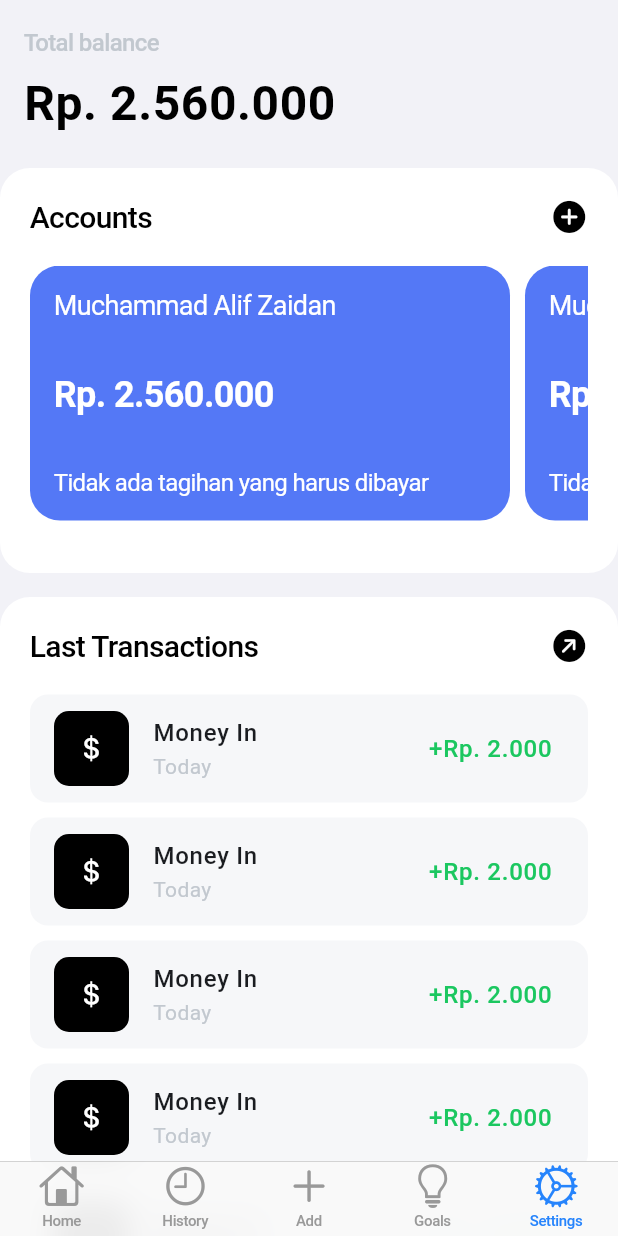
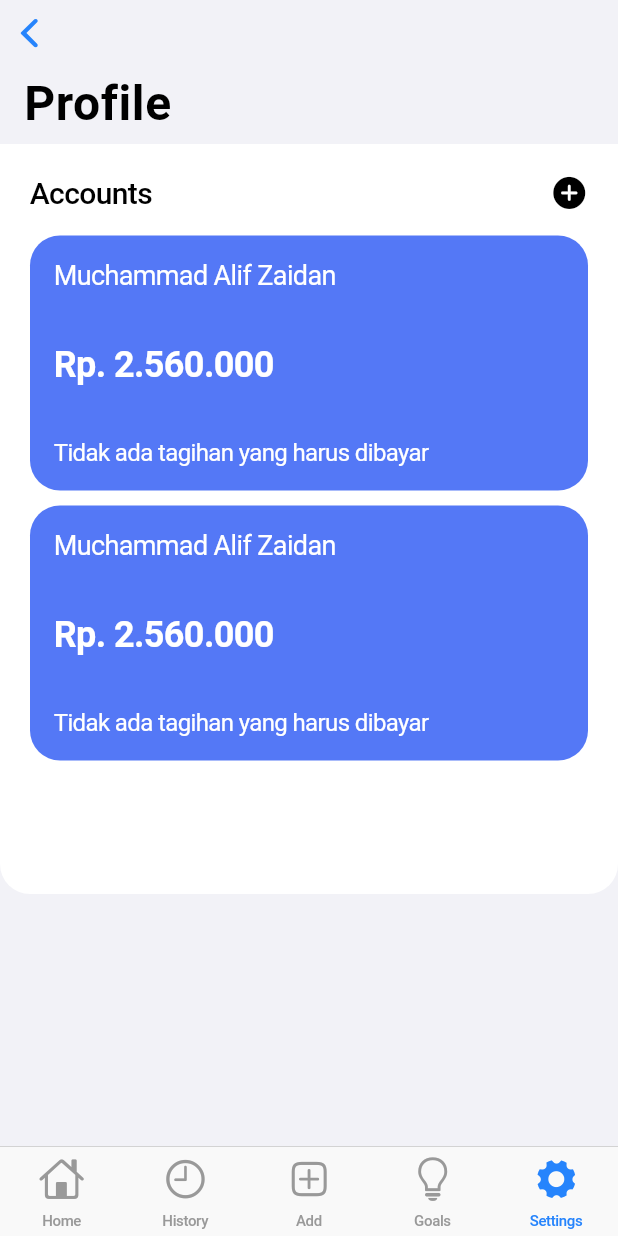
Before and after one commit to alifzaidan/ourmoy, a Flutter app: the screen it shows after launch, item 5 of the bottom bar chosen, after a tap on "Profile", on a phone screen of 412 x 824 dp. Run offline on Flutter 3.47's test engine with Material 3 defaults, Android fonts, the phone set to English and light mode, and no system bars; our stand-ins replace google_fonts.

Commit message:
add transaction and profile screen

```diff
--- a/lib/main.dart
+++ b/lib/main.dart
@@ -2,7 +2,9 @@ import 'package:flutter/cupertino.dart';
 import 'package:ourmoy/screens/goals_screen.dart';
 import 'package:ourmoy/screens/history_screen.dart';
 import 'package:ourmoy/screens/navigation.dart';
+import 'package:ourmoy/screens/profile_screen.dart';
 import 'package:ourmoy/screens/settings_screen.dart';
+import 'package:ourmoy/screens/transaction_screen.dart';
 
 void main() {
   runApp(const MyApp());
@@ -25,8 +27,10 @@ class MyApp extends StatelessWidget {
       routes: {
         '/': (context) => const Navigation(),
         '/history': (context) => const HistoryScreen(),
+        '/transaction': (context) => const TransactionScreen(),
         '/goals': (context) => const GoalsScreen(),
         '/settings': (context) => const SettingsScreen(),
+        '/profile': (context) => const ProfileScreen(),
       },
     );
   }
--- a/lib/screens/navigation.dart
+++ b/lib/screens/navigation.dart
@@ -3,11 +3,12 @@ import 'package:ourmoy/screens/goals_screen.dart';
 import 'package:ourmoy/screens/history_screen.dart';
 import 'package:ourmoy/screens/home_screen.dart';
 import 'package:ourmoy/screens/settings_screen.dart';
+import 'package:ourmoy/screens/transaction_screen.dart';
 
 const page = [
   HomeScreen(),
   HistoryScreen(),
-  HistoryScreen(),
+  TransactionScreen(),
   GoalsScreen(),
   SettingsScreen(),
 ];
@@ -19,25 +20,31 @@ class Navigation extends StatelessWidget {
   Widget build(BuildContext context) {
     return CupertinoTabScaffold(
         tabBar: CupertinoTabBar(
+          height: 60,
           items: const [
             BottomNavigationBarItem(
-              icon: Icon(CupertinoIcons.home),
+              icon: Icon(CupertinoIcons.house),
+              activeIcon: Icon(CupertinoIcons.house_fill),
               label: 'Home',
             ),
             BottomNavigationBarItem(
               icon: Icon(CupertinoIcons.time),
+              activeIcon: Icon(CupertinoIcons.time_solid),
               label: 'History',
             ),
             BottomNavigationBarItem(
-              icon: Icon(CupertinoIcons.plus),
+              icon: Icon(CupertinoIcons.plus_app),
+              activeIcon: Icon(CupertinoIcons.plus_app_fill),
               label: 'Add',
             ),
             BottomNavigationBarItem(
               icon: Icon(CupertinoIcons.lightbulb),
+              activeIcon: Icon(CupertinoIcons.lightbulb_fill),
               label: 'Goals',
             ),
             BottomNavigationBarItem(
-              icon: Icon(CupertinoIcons.settings),
+              icon: Icon(CupertinoIcons.gear),
+              activeIcon: Icon(CupertinoIcons.gear_solid),
               label: 'Settings',
             ),
           ],
--- /dev/null
+++ b/lib/screens/profile_screen.dart
@@ -0,0 +1,125 @@
+import 'package:flutter/cupertino.dart';
+import 'package:flutter/material.dart';
+import 'package:google_fonts/google_fonts.dart';
+
+class ProfileScreen extends StatelessWidget {
+  const ProfileScreen({super.key});
+
+  @override
+  Widget build(BuildContext context) {
+    return CupertinoPageScaffold(
+      child: CustomScrollView(
+        slivers: [
+          CupertinoSliverNavigationBar(
+            stretch: true,
+            backgroundColor: const Color(0xFFFFFFFF),
+            largeTitle: Text(
+              'Profile',
+              style: GoogleFonts.golosText(
+                fontSize: 32,
+                fontWeight: FontWeight.w600,
+              ),
+            ),
+            middle: Text(
+              'Profile',
+              style: GoogleFonts.golosText(
+                fontSize: 24,
+                fontWeight: FontWeight.w600,
+              ),
+            ),
+            alwaysShowMiddle: false,
+            border: Border.all(color: Colors.transparent),
+          ),
+          SliverFillRemaining(
+            hasScrollBody: false,
+            child: Column(
+              children: [
+                Container(
+                  height: 500,
+                  padding: const EdgeInsets.all(20),
+                  decoration: const BoxDecoration(
+                    color: Color(0xFFFFFFFF),
+                    borderRadius: BorderRadius.only(
+                      bottomLeft: Radius.circular(20),
+                      bottomRight: Radius.circular(20),
+                    ),
+                  ),
+                  child: Column(
+                    children: [
+                      Row(
+                        mainAxisAlignment: MainAxisAlignment.spaceBetween,
+                        children: [
+                          Text(
+                            'Accounts',
+                            style: GoogleFonts.golosText(
+                              fontSize: 20,
+                              fontWeight: FontWeight.w500,
+                            ),
+                          ),
+                          const Icon(
+                            CupertinoIcons.plus_circle_fill,
+                            color: Color(0xFF000000),
+                            size: 25,
+                          ),
+                        ],
+                      ),
+                      Container(
+                        margin: const EdgeInsets.only(top: 16),
+                        height: 400,
+                        child: ListView.builder(
+                          physics: const NeverScrollableScrollPhysics(),
+                          padding: const EdgeInsets.all(0),
+                          itemCount: 2,
+                          itemBuilder: (context, index) {
+                            return Container(
+                              height: 170,
+                              margin: const EdgeInsets.only(bottom: 10),
+                              padding: const EdgeInsets.all(16),
+                              decoration: BoxDecoration(
+                                color: const Color(0xFF5478F6),
+                                borderRadius: BorderRadius.circular(20),
+                              ),
+                              child: Column(
+                                mainAxisAlignment:
+                                    MainAxisAlignment.spaceBetween,
+                                crossAxisAlignment: CrossAxisAlignment.start,
+                                children: [
+                                  Text(
+                                    'Muchammad Alif Zaidan',
+                                    style: GoogleFonts.golosText(
+                                      fontSize: 18,
+                                      color: const Color(0xFFFFFFFF),
+                                    ),
+                                  ),
+                                  Text(
+                                    'Rp. 2.560.000',
+                                    style: GoogleFonts.golosText(
+                                      fontSize: 24,
+                                      fontWeight: FontWeight.w600,
+                                      color: const Color(0xFFFFFFFF),
+                                    ),
+                                  ),
+                                  Text(
+                                    'Tidak ada tagihan yang harus dibayar',
+                                    style: GoogleFonts.golosText(
+                                      fontSize: 16,
+                                      color: const Color(0xFFFFFFFF),
+                                    ),
+                                  ),
+                                ],
+                              ),
+                            );
+                          },
+                        ),
+                      ),
+                    ],
+                  ),
+                ),
+              ],
+            ),
+          ),
+        ],
+      ),
+    );
+  }
+}
--- a/lib/screens/settings_screen.dart
+++ b/lib/screens/settings_screen.dart
@@ -2,6 +2,7 @@ import 'package:flutter/cupertino.dart';
 import 'package:flutter/material.dart';
 import 'package:google_fonts/google_fonts.dart';
 import 'package:ourmoy/screens/home_screen.dart';
+import 'package:ourmoy/screens/profile_screen.dart';
 
 class SettingsScreen extends StatelessWidget {
   const SettingsScreen({super.key});
@@ -112,9 +113,7 @@ class SettingsScreen extends StatelessWidget {
                         trailing: const CupertinoListTileChevron(),
                         onTap: () => Navigator.of(context).push(
                           CupertinoPageRoute(
-                            builder: (BuildContext context) {
-                              return const HomeScreen();
-                            },
+                            builder: (context) => const ProfileScreen(),
                           ),
                         ),
                       ),
```
Also changed, not shown: lib/screens/transaction_expenses_screen.dart (added, +260 -0 lines), lib/screens/transaction_income_screen.dart (added, +171 -0 lines), lib/screens/transaction_screen.dart (added, +121 -0 lines).
